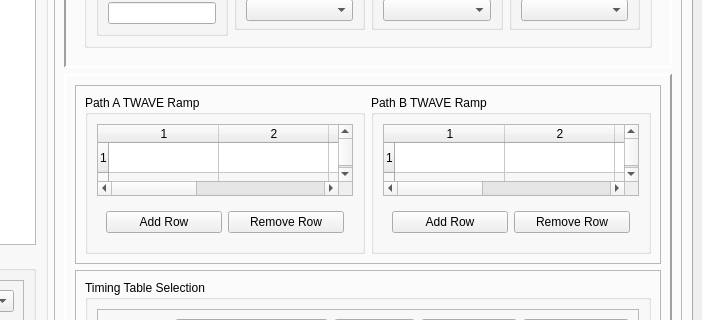
Above: DaytonaIPhaseControls/gui/gui.ui from mikeypancakes/Daytona-I-Phase-Controls before the change; both pictures show x 398 to 1100 and y 470 to 790 of the 1100 by 906 pixel window. Below: the same form after it.
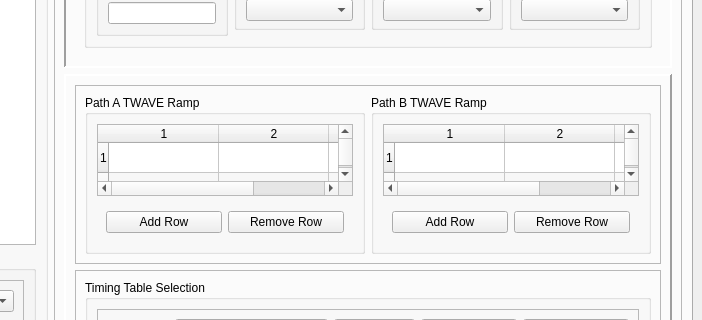
That is the form after the change. Custom widgets are drawn as their Qt base class.

Patch:
```diff
--- a/DaytonaIPhaseControls/gui/gui.ui
+++ b/DaytonaIPhaseControls/gui/gui.ui
@@ -705,7 +705,7 @@
                        <number>4</number>
                       </property>
                       <property name="columnCount">
-                       <number>5</number>
+                       <number>3</number>
                       </property>
                       <attribute name="horizontalHeaderCascadingSectionResizes">
                        <bool>true</bool>
@@ -735,8 +735,6 @@
                       <column/>
                       <column/>
                       <column/>
-                      <column/>
-                      <column/>
                      </widget>
                     </item>
                     <item>
@@ -807,7 +805,7 @@
                        <number>4</number>
                       </property>
                       <property name="columnCount">
-                       <number>5</number>
+                       <number>3</number>
                       </property>
                       <attribute name="horizontalHeaderCascadingSectionResizes">
                        <bool>true</bool>
@@ -837,8 +835,6 @@
                       <column/>
                       <column/>
                       <column/>
-                      <column/>
-                      <column/>
                      </widget>
                     </item>
                     <item>
```
Left out of the diff: 2 changed lines with no effect on the pictures.
